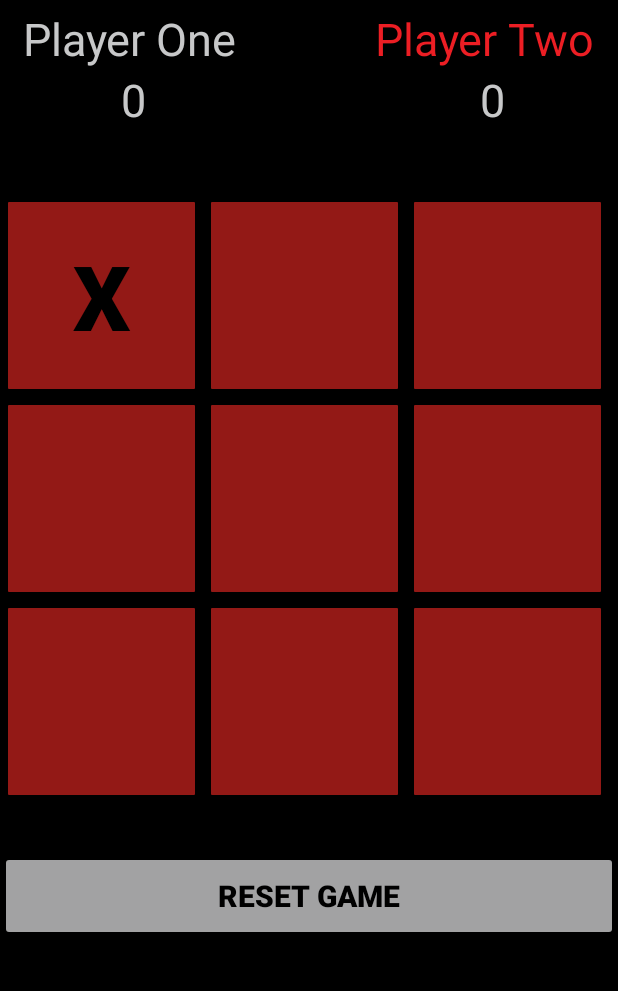
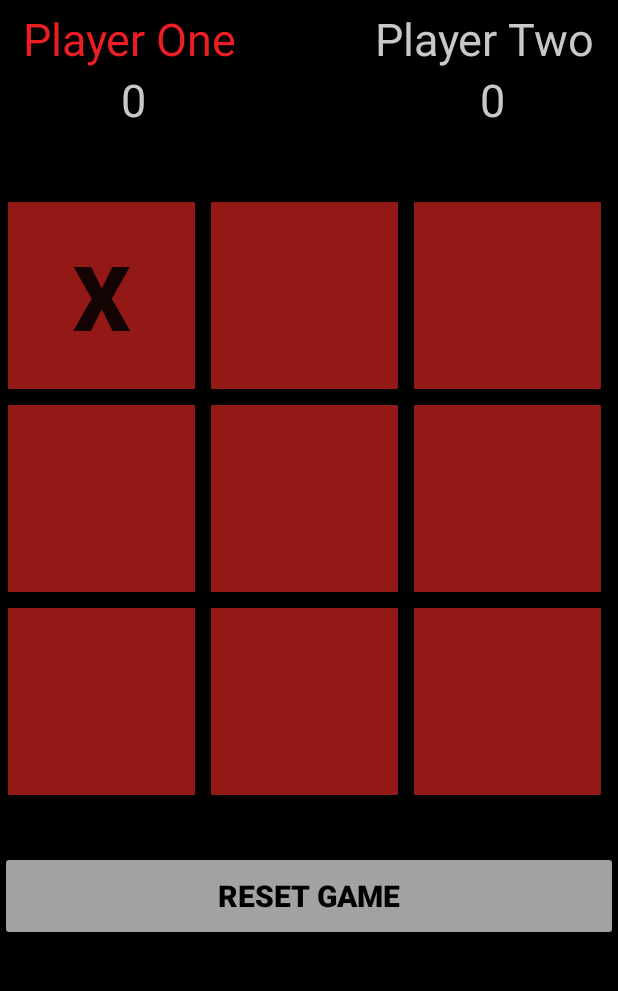
Before and after one commit to Grace0Hud/TicTacToev2, an Android app: the screen it shows after launch (MainActivity), after a tap on an icon or button, on a phone screen of 412 x 824 dp, the part 84-1075 px from its top. Run offline under Robolectric (Android 15) with nearby library versions, the phone set to English and light mode, and no system bars; 3 statements that could not run were skipped.

```diff
--- a/app/src/main/java/com/example/tictactoe/MainActivity.java
+++ b/app/src/main/java/com/example/tictactoe/MainActivity.java
@@ -21,12 +21,14 @@ import org.w3c.dom.Text;
 import java.util.ArrayList;
 
 public class MainActivity extends AppCompatActivity implements OnClickListener {
-    private TextView playerOneScore, playerTwoScore, playerStatus;
+    private TextView playerOneScore, playerTwoScore, playerStatus, playerOneDisplay, playerTwoDisplay;
     private Button resetGame;
     //array list btn
     private Button[] btns = new Button[9];
     private int playerOneScoreCount, playerTwoScoreCount, roundCount;
     boolean activePlayer;
+    String buttonID;
+    int boardPointer;
 
     int[] board = {2, 2, 2, 2, 2, 2, 2, 2, 2}; //makes the board set
 
@@ -45,19 +47,25 @@ public class MainActivity extends AppCompatActivity implements OnClickListener {
         playerTwoScore = (TextView) findViewById(R.id.playerTwoScore);
         playerStatus = (TextView) findViewById(R.id.playerStatus);
 
+        playerOneDisplay = (TextView) findViewById(R.id.playerOne);
+        playerTwoDisplay = (TextView) findViewById(R.id.playerTwo);
+
         resetGame = (Button) findViewById(R.id.resetGame);
 
-        for (int i = 0; i < btns.length; i++) {
+
+        for (int i = 0; i < btns.length; i++)
+        {
             String buttonID = "btn_" + i;
             int resourceID = getResources().getIdentifier(buttonID, "id", getPackageName());//turns previous String into a R.id.
             btns[i] = (Button) findViewById(resourceID);
             btns[i].setOnClickListener(this);
         }
-
+        boardPointer = -1;
+        buttonID = " ";
         roundCount = 0;
         playerOneScoreCount = 0;
         playerTwoScoreCount = 0;
-        activePlayer = true; //changes on which player is going
+        activePlayer = true; //changes on which player is going x =true ; o = false
 
 //        Button btn00 = findViewById(R.id.btn_0);
 //        Button btn01 = findViewById(R.id.btn_1);
@@ -110,25 +118,41 @@ public class MainActivity extends AppCompatActivity implements OnClickListener {
         if (!((Button) view).getText().toString().equals("")) {//checks to make sure you are clicking an empty box
             return;
         }
-        String buttonID = view.getResources().getResourceEntryName(view.getId()); //gets the id for a button clicked
-        int boardPointer = Integer.parseInt(buttonID.substring(buttonID.length() - 1, buttonID.length())); //gets rid of the button from the grid once clicked
+        buttonID = view.getResources().getResourceEntryName(view.getId()); //gets the id for a button clicked
+        boardPointer = Integer.parseInt(buttonID.substring(buttonID.length() - 1, buttonID.length())); //gets rid of the button from the grid once clicked
 
-        TextView playerOneDisplay = (TextView)findViewById(R.id.playerOne);
-        TextView playerTwoDisplay = (TextView)findViewById(R.id.playerTwo);
 
-        if (activePlayer){
+
+        if (activePlayer) {
             ((Button) view).setText("X"); //adds an x to the button
-        ((Button) view).setTextColor(getResources().getColor(R.color.black)); //changes the color of the x added to button
+            ((Button) view).setTextColor(getResources().getColor(R.color.blueYonder)); //changes the color of the x added to button
             board[boardPointer] = 0; //updates which buttons are still on the board & 0 for player one
-    } else {
-            ((Button)view).setText("O"); //adds an o to the button
-            ((Button)view).setTextColor(getResources().getColor(R.color.white));//changes the color of the o added to the button
+        } else {
+            ((Button) view).setText("O"); //adds an o to the button
+            ((Button) view).setTextColor(getResources().getColor(R.color.ivory));//changes the color of the o added to the button
 
             board[boardPointer] = 1; //updates which buttons are on the board & 1 for player two
         }
         roundCount++; //increases for check of tie
+        checkWinner();
+    }
 
-        if(checkWinner())
+
+
+    public void checkWinner()
+    {
+        boolean winnerResult = false; //autosets the winner to false
+        for(int [] winningPosition : winningPositions)
+        {
+
+            if(board[winningPosition[0]] == board[winningPosition[1]] &&
+                    board[winningPosition[1]] == board[winningPosition[2]] &&
+                    board[winningPosition[0]] != 2) //goes through and checks after each button is pressed if any of the conditions met in winning positions are true
+            {
+                winnerResult = true; //if the conditions are met, then it sets the winner to true
+            }
+        }
+        if(winnerResult)
         {
             if(activePlayer)
             {
@@ -148,31 +172,16 @@ public class MainActivity extends AppCompatActivity implements OnClickListener {
             activePlayer = !activePlayer;
             if(activePlayer)
             {
-                playerOneDisplay.setTextColor(getResources().getColor(R.color.scarletLake));
-                playerTwoDisplay.setTextColor(getResources().getColor(R.color.frenchGrey));
+                playerOneDisplay.setTextColor(getResources().getColor(R.color.ivory));
+                playerTwoDisplay.setTextColor(getResources().getColor(R.color.tangerine));
             }
             else
             {
-                playerTwoDisplay.setTextColor(getResources().getColor(R.color.scarletLake));
-                playerOneDisplay.setTextColor(getResources().getColor(R.color.frenchGrey));
+                playerTwoDisplay.setTextColor(getResources().getColor(R.color.ivory));
+                playerOneDisplay.setTextColor(getResources().getColor(R.color.tangerine));
             }
         }
 
-    }
-    public boolean checkWinner()
-    {
-        boolean winnerResult = false; //autosets the winner to false
-        for(int [] winningPosition : winningPositions)
-        {
-
-            if(board[winningPosition[0]] == board[winningPosition[1]] &&
-                    board[winningPosition[1]] == board[winningPosition[2]] &&
-                    board[winningPosition[0]] != 2) //goes through and checks after each button is pressed if any of the conditions met in winning positions are true
-            {
-                winnerResult = true; //if the conditions are met, then it sets the winner to true
-            }
-        }
-        return winnerResult;//returns the boolean
     }
 
     public void updatePlayerScore()
@@ -193,7 +202,7 @@ public class MainActivity extends AppCompatActivity implements OnClickListener {
         //set up reference for winnerTV so that Jaque can do updates - thanks :)
         alertDialogBuilder.setView(promptView);
         TextView winnerTv = (TextView) promptView.findViewById(R.id.winnerTV);
-         winnerTv.setText(str);
+        winnerTv.setText(str);
 
         // set prompts.xml to be the layout file of the alertdialog builder
         alertDialogBuilder.setView(promptView);
@@ -204,7 +213,7 @@ public class MainActivity extends AppCompatActivity implements OnClickListener {
                 .setPositiveButton("Play Again", new DialogInterface.OnClickListener() {
                     public void onClick(DialogInterface dialog, int id) {
                         playAgain();
-                     //dialog.cancel();
+                        //dialog.cancel();
                     }
                 })
                 .setNegativeButton("Reset Scores",
@@ -219,6 +228,12 @@ public class MainActivity extends AppCompatActivity implements OnClickListener {
         AlertDialog alertD = alertDialogBuilder.create();
 
         alertD.show();
+    }
+    public int blockOpponent()
+    {
+        int boardPosition = 0;
+
+        return  boardPosition;
     }
 
     public void playAgain()
```
